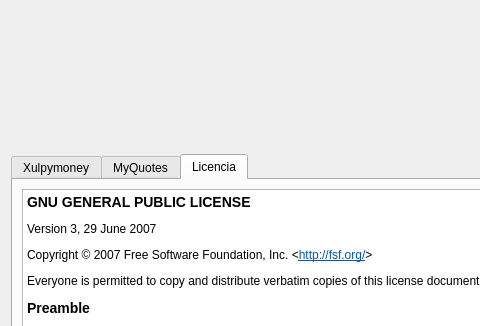
turulomio/xulpymoney, file ui/frmAbout.ui: the form before one commit; both pictures show x 0 to 480 and y 0 to 326 of the 1145 by 581 pixel window.
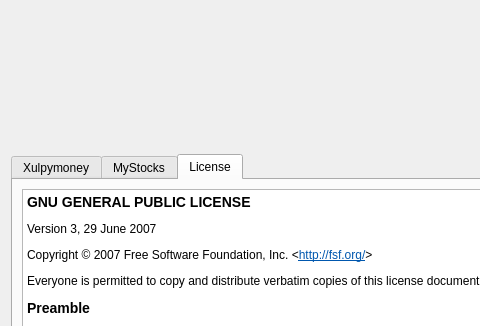
The form after the commit. Icons and pictures are not drawn. Custom widgets are drawn as their Qt base class.

The edit to the form file:
```diff
--- a/ui/frmAbout.ui
+++ b/ui/frmAbout.ui
@@ -140,7 +140,7 @@
        </widget>
        <widget class="QWidget" name="tab_2">
         <attribute name="title">
-         <string>MyQuotes</string>
+         <string>MyStocks</string>
         </attribute>
         <layout class="QHBoxLayout" name="horizontalLayout_2">
          <item>
@@ -266,7 +266,7 @@
        </widget>
        <widget class="QWidget" name="tabLicense">
         <attribute name="title">
-         <string>Licencia</string>
+         <string>License</string>
         </attribute>
         <layout class="QVBoxLayout">
          <item>
```
